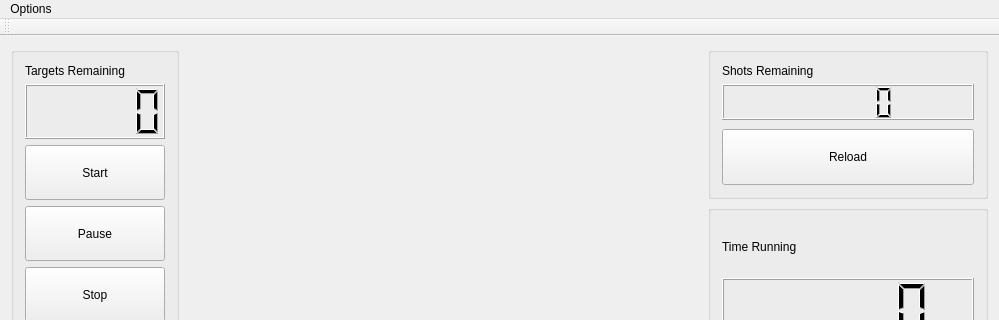
firecruiser/project1, file mainwindow.ui: the form before one commit; both pictures show x 0 to 999 and y 0 to 320 of the 999 by 657 pixel window.
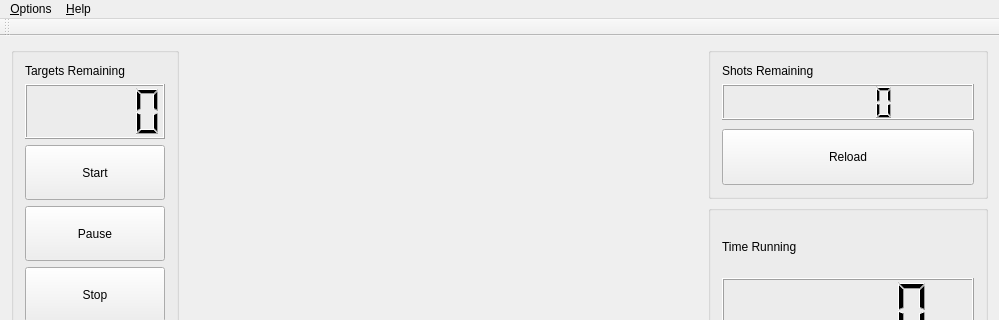
The form after the commit.

Commit message: comment and help

What changed in the file:
```diff
--- a/mainwindow.ui
+++ b/mainwindow.ui
@@ -430,14 +430,21 @@
    </property>
    <widget class="QMenu" name="menuOptions">
     <property name="title">
-     <string>Options</string>
+     <string>&amp;Options</string>
     </property>
     <addaction name="actionCalibrate"/>
     <addaction name="actionReload"/>
     <addaction name="actionConnect_to_Turret"/>
     <addaction name="actionConnect_to_Camera"/>
    </widget>
+   <widget class="QMenu" name="menuHelp">
+    <property name="title">
+     <string>&amp;Help</string>
+    </property>
+    <addaction name="actionHelp"/>
+   </widget>
    <addaction name="menuOptions"/>
+   <addaction name="menuHelp"/>
   </widget>
   <widget class="QToolBar" name="mainToolBar">
    <attribute name="toolBarArea">
```
Left out of the diff: 7 changed lines with no effect on the pictures. The commit also changes 13 other files.
